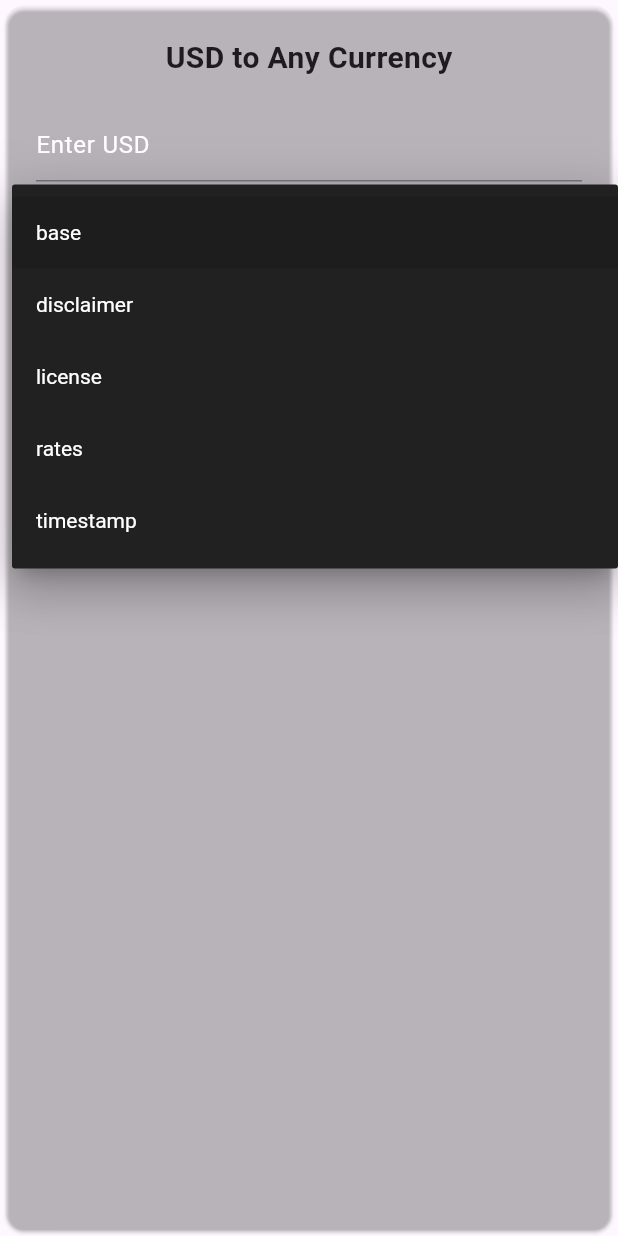
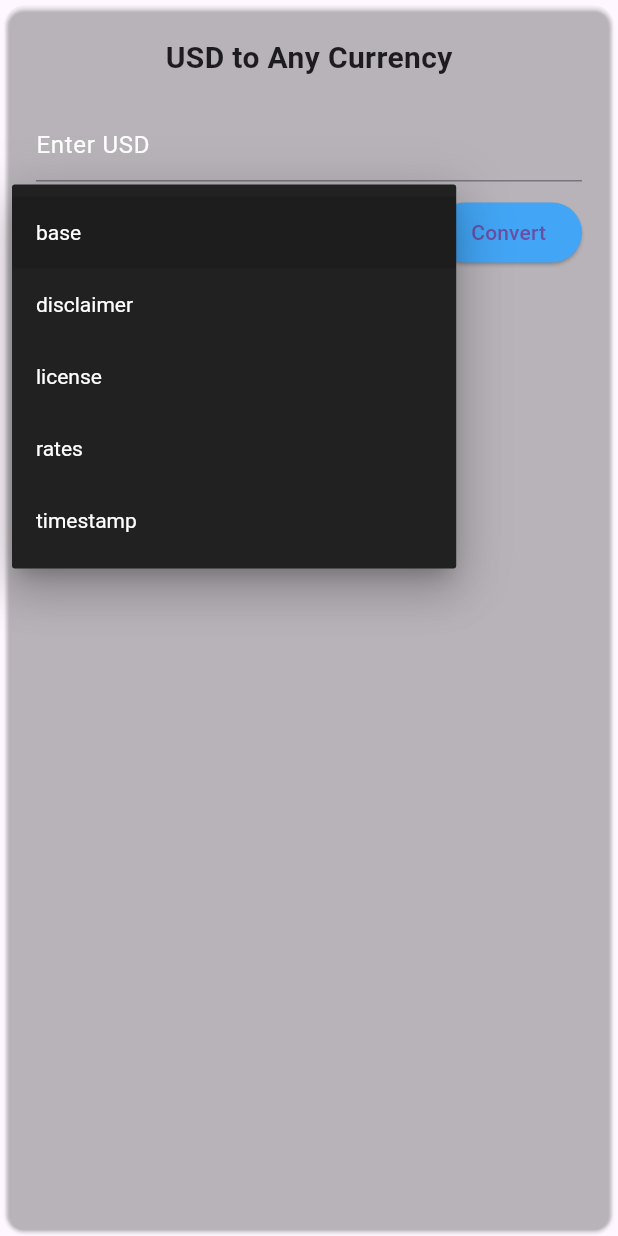
Before and after one commit to Aadhithyavenkatesan/currency_converter, a Flutter app: the UsdToAny widget shown alone on an empty page, opened directly with empty values, after a tap on the "arrow downward" icon, on a phone screen of 412 x 824 dp. Run offline on Flutter 3.47's test engine with Material 3 defaults, Android fonts, the phone set to English and light mode, and no system bars; network calls fail.

Commit message:
useToany.dart almost finished

```diff
--- a/lib/components/usdToany.dart
+++ b/lib/components/usdToany.dart
@@ -1,3 +1,4 @@
+import 'package:currency_converter/functions/fetchrates.dart';
 import 'package:flutter/material.dart';
 
 class UsdToAny extends StatefulWidget {
@@ -14,7 +15,7 @@ class UsdToAny extends StatefulWidget {
 class _UsdToAnyState extends State<UsdToAny> {
   TextEditingController usdController = TextEditingController();
   String dropdownValue = 'INR';
-  String result = 'Converted Currency';
+  String answer = 'Converted Currency';
 
   @override
   Widget build(BuildContext context) {
@@ -79,8 +80,36 @@ class _UsdToAnyState extends State<UsdToAny> {
                     setState(() {
                       dropdownValue = newValue!;
                     });
-                  }))
+                  })),
+
+                  SizedBox(
+                    width: 10,
+                  ),
+
+                  Container(
+                    child: ElevatedButton(
+                      onPressed: (){
+                      setState(() {
+                        answer = usdController.text + 'USD      =      ' + convertusd(widget.rates, usdController.text, dropdownValue) + ' ' + dropdownValue;
+                      });
+                    },
+                    child: Text('Convert'),
+                    style: ButtonStyle(
+                      backgroundColor: WidgetStateColor.resolveWith((states) => Colors.blue.shade400)
+                    ), ),
+                  )
               ],
+            ),
+
+            const SizedBox(
+              height: 10,
+            ),
+
+            Container(
+              child: Text(answer,
+              style: TextStyle(
+                color: Colors.white
+              ),),
             )
           ],
         )
--- a/lib/functions/fetchrates.dart
+++ b/lib/functions/fetchrates.dart
@@ -16,3 +16,10 @@ Future<Map> fetchcurrencies() async{
   final allCurrencies = allCurrenciesFromJson(response.body);
   return allCurrencies;
 }
+
+
+String convertusd(Map exchangeRates, String usd, String currency){
+  String output = ((exchangeRates[currency] * double.parse(usd).toStringAsFixed(2))).toString();
+
+  return output;
+}
```
Also changed, not shown: lib/components/anyToany.dart (added).
